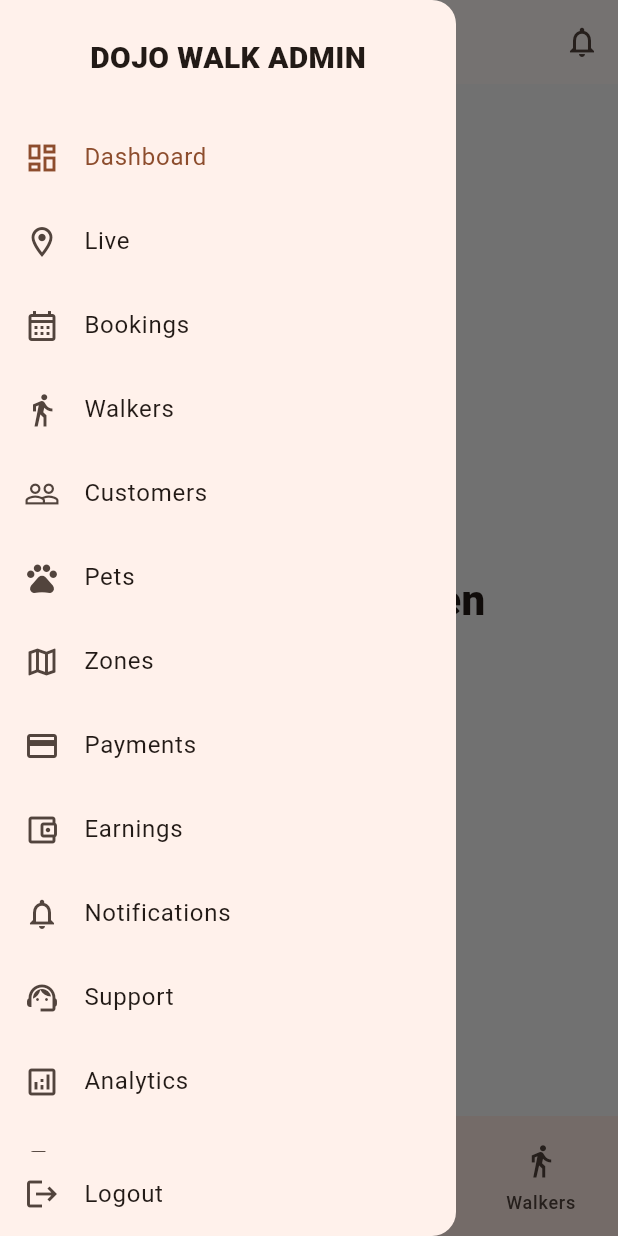
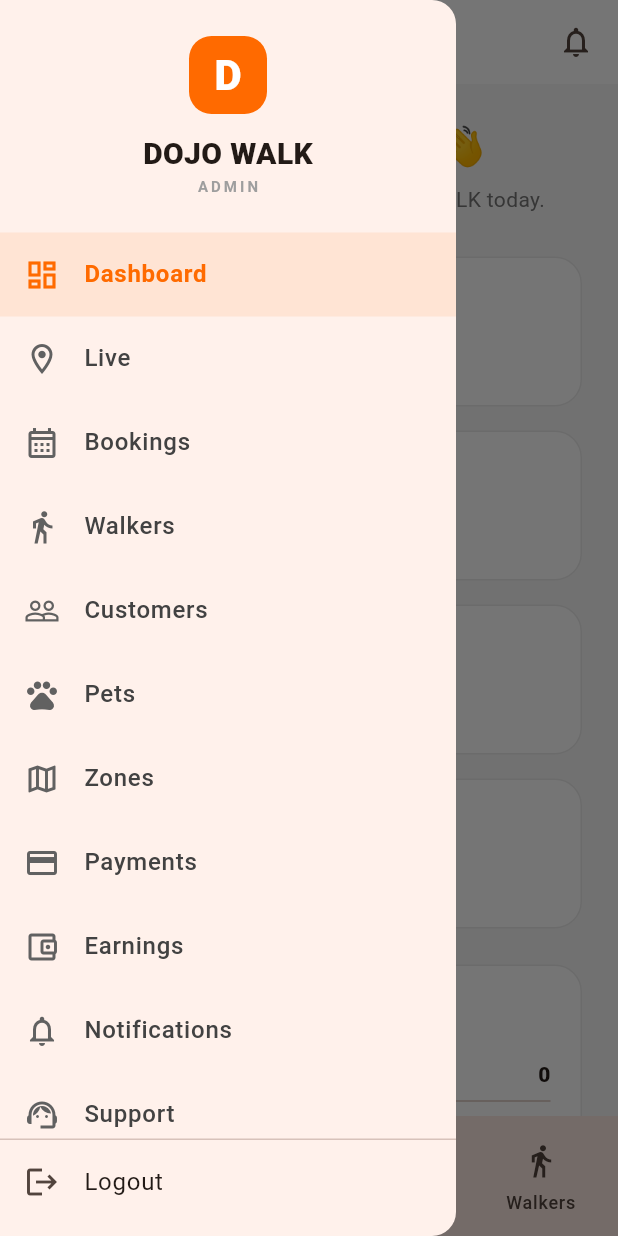
Before and after one commit to dojoplatform2026/dojo-admin, a Flutter app: the AdminShell screen opened directly, with the side drawer open, on a phone screen of 412 x 824 dp. Run offline on Flutter 3.47's test engine with Material 3 defaults, Android fonts, the phone set to English and light mode, and no system bars; our stand-ins replace cloud_firestore, firebase_auth, firebase_core; accounts and stored records are empty; Roboto replaces fonts that are missing (Arial).

Commit message:
Update admin_shell.dart

```diff
--- a/lib/screens/dashboard/admin_shell.dart
+++ b/lib/screens/dashboard/admin_shell.dart
@@ -1,7 +1,8 @@
+import 'package:firebase_auth/firebase_auth.dart';
 import 'package:flutter/material.dart';
-import 'package:firebase_auth/firebase_auth.dart';
 
 import '../../services/auth_service.dart';
+import 'dashboard_screen.dart';
 
 class AdminShell extends StatefulWidget {
   const AdminShell({super.key});
@@ -90,7 +91,7 @@ class _AdminShellState extends State<AdminShell> {
   Widget build(BuildContext context) {
     return LayoutBuilder(
       builder: (context, constraints) {
-        final isMobile = constraints.maxWidth < 900;
+        final bool isMobile = constraints.maxWidth < 900;
 
         if (isMobile) {
           return _buildMobileLayout();
@@ -100,6 +101,10 @@ class _AdminShellState extends State<AdminShell> {
       },
     );
   }
+
+  // ============================================================
+  // DESKTOP
+  // ============================================================
 
   Widget _buildDesktopLayout() {
     return Scaffold(
@@ -121,9 +126,16 @@ class _AdminShellState extends State<AdminShell> {
     );
   }
 
+  // ============================================================
+  // MOBILE
+  // ============================================================
+
   Widget _buildMobileLayout() {
     return Scaffold(
       appBar: AppBar(
+        backgroundColor: Colors.white,
+        surfaceTintColor: Colors.white,
+        elevation: 0,
         title: const Text(
           'DOJO WALK',
           style: TextStyle(
@@ -133,8 +145,11 @@ class _AdminShellState extends State<AdminShell> {
         actions: [
           IconButton(
             onPressed: () {},
-            icon: const Icon(Icons.notifications_none),
+            icon: const Icon(
+              Icons.notifications_none,
+            ),
           ),
+          const SizedBox(width: 4),
         ],
       ),
       drawer: Drawer(
@@ -146,6 +161,10 @@ class _AdminShellState extends State<AdminShell> {
       bottomNavigationBar: _buildMobileBottomBar(),
     );
   }
+
+  // ============================================================
+  // DESKTOP SIDEBAR
+  // ============================================================
 
   Widget _buildSidebar() {
     return Container(
@@ -163,9 +182,11 @@ class _AdminShellState extends State<AdminShell> {
           children: [
             const SizedBox(height: 24),
 
+            // LOGO
             Row(
               children: [
                 const SizedBox(width: 20),
+
                 Container(
                   width: 42,
                   height: 42,
@@ -183,7 +204,9 @@ class _AdminShellState extends State<AdminShell> {
                     ),
                   ),
                 ),
+
                 const SizedBox(width: 12),
+
                 const Column(
                   crossAxisAlignment: CrossAxisAlignment.start,
                   children: [
@@ -210,20 +233,27 @@ class _AdminShellState extends State<AdminShell> {
 
             const SizedBox(height: 30),
 
+            // MENU
             Expanded(
               child: ListView.builder(
-                padding: const EdgeInsets.symmetric(horizontal: 12),
+                padding: const EdgeInsets.symmetric(
+                  horizontal: 12,
+                ),
                 itemCount: _menuItems.length,
                 itemBuilder: (context, index) {
                   final item = _menuItems[index];
-                  final selected = _selectedIndex == index;
+                  final bool selected =
+                      _selectedIndex == index;
 
                   return Padding(
-                    padding: const EdgeInsets.only(bottom: 4),
+                    padding: const EdgeInsets.only(
+                      bottom: 4,
+                    ),
                     child: ListTile(
                       selected: selected,
                       selectedTileColor:
-                          const Color(0xFFFF6A00).withValues(alpha: 0.10),
+                          const Color(0xFFFF6A00)
+                              .withValues(alpha: 0.10),
                       shape: RoundedRectangleBorder(
                         borderRadius: BorderRadius.circular(12),
                       ),
@@ -237,8 +267,9 @@ class _AdminShellState extends State<AdminShell> {
                         item.title,
                         style: TextStyle(
                           fontSize: 14,
-                          fontWeight:
-                              selected ? FontWeight.w700 : FontWeight.w500,
+                          fontWeight: selected
+                              ? FontWeight.w700
+                              : FontWeight.w500,
                           color: selected
                               ? const Color(0xFFFF6A00)
                               : Colors.grey.shade800,
@@ -257,9 +288,14 @@ class _AdminShellState extends State<AdminShell> {
 
             const Divider(height: 1),
 
+            // LOGOUT
             ListTile(
-              leading: const Icon(Icons.logout),
-              title: const Text('Logout'),
+              leading: const Icon(
+                Icons.logout,
+              ),
+              title: const Text(
+                'Logout',
+              ),
               onTap: _logout,
             ),
 
@@ -270,16 +306,51 @@ class _AdminShellState extends State<AdminShell> {
     );
   }
 
+  // ============================================================
+  // MOBILE DRAWER
+  // ============================================================
+
   Widget _buildDrawerContent() {
     return Column(
       children: [
         const SizedBox(height: 24),
 
+        // LOGO
+        Container(
+          width: 52,
+          height: 52,
+          decoration: BoxDecoration(
+            color: const Color(0xFFFF6A00),
+            borderRadius: BorderRadius.circular(15),
+          ),
+          alignment: Alignment.center,
+          child: const Text(
+            'D',
+            style: TextStyle(
+              color: Colors.white,
+              fontSize: 28,
+              fontWeight: FontWeight.w800,
+            ),
+          ),
+        ),
+
+        const SizedBox(height: 12),
+
         const Text(
-          'DOJO WALK ADMIN',
+          'DOJO WALK',
           style: TextStyle(
             fontSize: 20,
             fontWeight: FontWeight.w800,
+          ),
+        ),
+
+        const Text(
+          'ADMIN',
+          style: TextStyle(
+            fontSize: 10,
+            color: Colors.grey,
+            letterSpacing: 2,
+            fontWeight: FontWeight.w700,
           ),
         ),
 
@@ -293,8 +364,27 @@ class _AdminShellState extends State<AdminShell> {
 
               return ListTile(
                 selected: _selectedIndex == index,
-                leading: Icon(item.icon),
-                title: Text(item.title),
+                selectedTileColor:
+                    const Color(0xFFFF6A00)
+                        .withValues(alpha: 0.10),
+                leading: Icon(
+                  item.icon,
+                  color: _selectedIndex == index
+                      ? const Color(0xFFFF6A00)
+                      : Colors.grey.shade700,
+                ),
+                title: Text(
+                  item.title,
+                  style: TextStyle(
+                    fontWeight:
+                        _selectedIndex == index
+                            ? FontWeight.w700
+                            : FontWeight.w500,
+                    color: _selectedIndex == index
+                        ? const Color(0xFFFF6A00)
+                        : Colors.grey.shade800,
+                  ),
+                ),
                 onTap: () {
                   setState(() {
                     _selectedIndex = index;
@@ -307,19 +397,36 @@ class _AdminShellState extends State<AdminShell> {
           ),
         ),
 
+        const Divider(height: 1),
+
         ListTile(
-          leading: const Icon(Icons.logout),
-          title: const Text('Logout'),
+          leading: const Icon(
+            Icons.logout,
+          ),
+          title: const Text(
+            'Logout',
+          ),
           onTap: _logout,
         ),
+
+        const SizedBox(height: 8),
       ],
     );
   }
 
+  // ============================================================
+  // TOP BAR
+  // ============================================================
+
   Widget _buildTopBar() {
+    final User? user =
+        FirebaseAuth.instance.currentUser;
+
     return Container(
       height: 72,
-      padding: const EdgeInsets.symmetric(horizontal: 28),
+      padding: const EdgeInsets.symmetric(
+        horizontal: 28,
+      ),
       decoration: const BoxDecoration(
         color: Colors.white,
         border: Border(
@@ -340,6 +447,7 @@ class _AdminShellState extends State<AdminShell> {
 
           const Spacer(),
 
+          // NOTIFICATION
           IconButton(
             onPressed: () {},
             icon: const Icon(
@@ -347,11 +455,13 @@ class _AdminShellState extends State<AdminShell> {
             ),
           ),
 
-          const SizedBox(width: 8),
+          const SizedBox(width: 12),
 
+          // ADMIN AVATAR
           CircleAvatar(
             radius: 18,
-            backgroundColor: const Color(0xFFFF6A00),
+            backgroundColor:
+                const Color(0xFFFF6A00),
             child: const Icon(
               Icons.person,
               color: Colors.white,
@@ -361,11 +471,17 @@ class _AdminShellState extends State<AdminShell> {
 
           const SizedBox(width: 10),
 
-          Text(
-            FirebaseAuth.instance.currentUser?.email ??
-                'Admin',
-            style: const TextStyle(
-              fontWeight: FontWeight.w600,
+          // EMAIL
+          ConstrainedBox(
+            constraints: const BoxConstraints(
+              maxWidth: 220,
+            ),
+            child: Text(
+              user?.email ?? 'Admin',
+              overflow: TextOverflow.ellipsis,
+              style: const TextStyle(
+                fontWeight: FontWeight.w600,
+              ),
             ),
           ),
         ],
@@ -373,7 +489,15 @@ class _AdminShellState extends State<AdminShell> {
     );
   }
 
+  // ============================================================
+  // CONTENT
+  // ============================================================
+
   Widget _buildContent() {
+    if (_selectedIndex == 0) {
+      return const DashboardScreen();
+    }
+
     return Container(
       width: double.infinity,
       color: const Color(0xFFF7F7F7),
@@ -381,6 +505,7 @@ class _AdminShellState extends State<AdminShell> {
       child: Center(
         child: Text(
           '${_menuItems[_selectedIndex].title} Screen',
+          textAlign: TextAlign.center,
           style: const TextStyle(
             fontSize: 28,
             fontWeight: FontWeight.w800,
@@ -390,6 +515,10 @@ class _AdminShellState extends State<AdminShell> {
     );
   }
 
+  // ============================================================
+  // MOBILE BOTTOM NAVIGATION
+  // ============================================================
+
   Widget _buildMobileBottomBar() {
     final items = [
       _menuItems[0],
@@ -398,9 +527,14 @@ class _AdminShellState extends State<AdminShell> {
       _menuItems[3],
     ];
 
+    int selectedBottomIndex = 0;
+
+    if (_selectedIndex >= 0 && _selectedIndex <= 3) {
+      selectedBottomIndex = _selectedIndex;
+    }
+
     return NavigationBar(
-      selectedIndex:
-          _selectedIndex > 3 ? 0 : _selectedIndex,
+      selectedIndex: selectedBottomIndex,
       onDestinationSelected: (index) {
         setState(() {
           _selectedIndex = index;
@@ -410,6 +544,7 @@ class _AdminShellState extends State<AdminShell> {
           .map(
             (item) => NavigationDestination(
               icon: Icon(item.icon),
+              selectedIcon: Icon(item.icon),
               label: item.title,
             ),
           )
@@ -417,6 +552,10 @@ class _AdminShellState extends State<AdminShell> {
     );
   }
 }
+
+// ============================================================
+// MENU MODEL
+// ============================================================
 
 class _AdminMenuItem {
   final String title;
```
